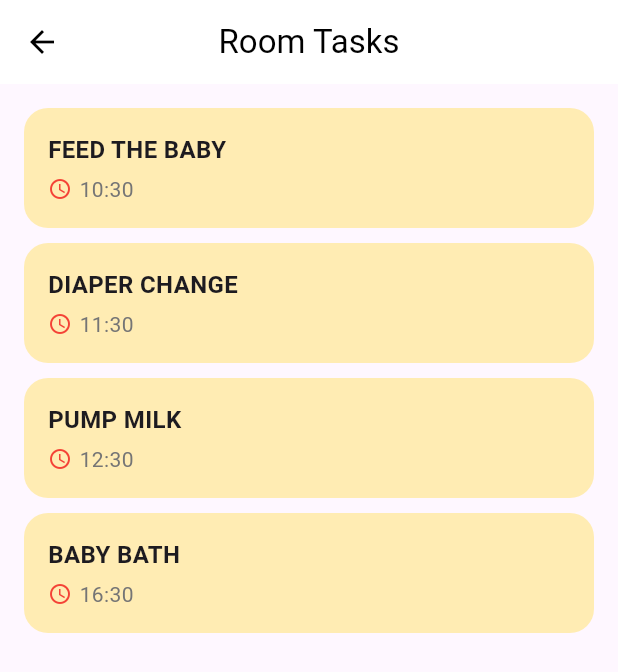
After one commit to zliu46/partners, a Flutter app: the HomePage screen opened by its route, after a tap on an icon or button, on a phone screen of 412 x 824 dp. The commit adds this screen. Shown: the top 672 px of the screen. Run offline on Flutter 3.47's test engine with Material 3 defaults, Android fonts, the phone set to English and light mode, and no system bars; our stand-ins replace firebase_auth, firebase_core; accounts and stored records are empty.

Commit message:
Create task_list_page.dart, update task provider and task category card and task category card

```diff
--- a/lib/provider/task_provider.dart
+++ b/lib/provider/task_provider.dart
@@ -33,7 +33,7 @@ class TaskProvider extends ChangeNotifier {
     TaskDetails(
       id : '4',
       title: "Baby Bath",
-      category: "Baby",
+      category: 'Baby',
       description: "Give the baby a warm bath before bedtime.",
       createdBy: "Sarah",
       startTime: DateTime.now().add(const Duration(hours: 6)),
@@ -47,7 +47,9 @@ class TaskProvider extends ChangeNotifier {
     TaskCategory(title: "Appointment", color: Colors.grey[300]!),
   ];
 
-  List<TaskDetails> get babyTasks => _tasks.where((task) => task.category == "Baby").toList();
+  List<TaskDetails> getTasksByCategory(String category) {
+    return _tasks.where((task) => task.category == category).toList();
+  }
 
   // Get Categories
   List<TaskCategory> get categories => _categories;
--- a/lib/screens/baby_task_page.dart
+++ b/lib/screens/baby_task_page.dart
@@ -9,7 +9,7 @@ class BabyTaskPage extends StatelessWidget {
   @override
   Widget build(BuildContext context) {
     final taskProvider = Provider.of<TaskProvider>(context);
-    final babyTasks = taskProvider.babyTasks;
+    final babyTasks = taskProvider.getTasksByCategory('baby');
 
     return Scaffold(
       appBar: AppBar(
--- /dev/null
+++ b/lib/screens/task_list_page.dart
@@ -0,0 +1,85 @@
+import 'package:flutter/material.dart';
+import 'package:provider/provider.dart';
+import '../provider/task_provider.dart';
+import '../model/task_details.dart';
+
+class TaskListPage extends StatelessWidget {
+  final String category;
+
+  const TaskListPage({super.key, required this.category});
+
+  @override
+  Widget build(BuildContext context) {
+    final taskProvider = Provider.of<TaskProvider>(context);
+    final categoryTasks = taskProvider.getTasksByCategory('Baby');
+
+    return Scaffold(
+        appBar: AppBar(
+        backgroundColor: Colors.white,
+        elevation: 0,
+        leading: IconButton(
+        icon: const Icon(Icons.arrow_back, color: Colors.black),
+    onPressed: () {
+    Navigator.pop(context);
+    },
+    ),
+    title: Text(
+    '$category Tasks',
+    style: const TextStyle(color: Colors.black),
+    ),
+    centerTitle: true,
+    ),
+    body: SafeArea(
+    child: Padding(
+    padding: const EdgeInsets.all(16.0),
+    child: categoryTasks.isEmpty
+    ? const Center(child: Text("No tasks available"))
+        : ListView.builder(
+    itemCount: categoryTasks.length,
+    itemBuilder: (context, index) {
+    final task = categoryTasks[index];
+    return _TaskItemCard(task: task);
+    },
+    ),
+    ),
+    ));
+  }
+}
+
+// 🔹 Task Card Widget
+class _TaskItemCard extends StatelessWidget {
+  final TaskDetails task;
+  const _TaskItemCard({required this.task, super.key});
+
+  @override
+  Widget build(BuildContext context) {
+    return Container(
+      margin: const EdgeInsets.only(bottom: 10.0),
+      padding: const EdgeInsets.all(16.0),
+      decoration: BoxDecoration(
+        color: Colors.amber[100], // Customize based on category
+        borderRadius: BorderRadius.circular(16.0),
+      ),
+      child: Column(
+        crossAxisAlignment: CrossAxisAlignment.start,
+        children: [
+          Text(
+            task.title.toUpperCase(),
+            style: const TextStyle(fontSize: 16.0, fontWeight: FontWeight.bold),
+          ),
+          const SizedBox(height: 5.0),
+          Row(
+            children: [
+              const Icon(Icons.access_time, size: 16.0, color: Colors.red),
+              const SizedBox(width: 5.0),
+              Text(
+                "${task.startTime.hour}:${task.startTime.minute.toString().padLeft(2, '0')}",
+                style: TextStyle(color: Colors.grey[600]),
+              ),
+            ],
+          ),
+        ],
+      ),
+    );
+  }
+}
--- a/lib/widgets/task_category_card.dart
+++ b/lib/widgets/task_category_card.dart
@@ -1,6 +1,7 @@
 import 'package:flutter/material.dart';
 
 import '../model/task_category.dart';
+import '../screens/task_list_page.dart';
 class TaskCategoryCard extends StatelessWidget {
   final TaskCategory taskCategory;
   final int taskCount;
@@ -10,7 +11,12 @@ class TaskCategoryCard extends StatelessWidget {
   Widget build(BuildContext context) {
     return GestureDetector(
       onTap: () {
-        Navigator.pushNamed(context, '/taskList', arguments: taskCategory);
+        Navigator.push(
+          context,
+          MaterialPageRoute(
+            builder: (context) => TaskListPage(category: taskCategory.title),
+          ),
+        );
       },
       child: Container(
         height: 100.0,
```
Also changed, not shown: lib/screens/task_categories_page.dart (+3 -4 lines).
